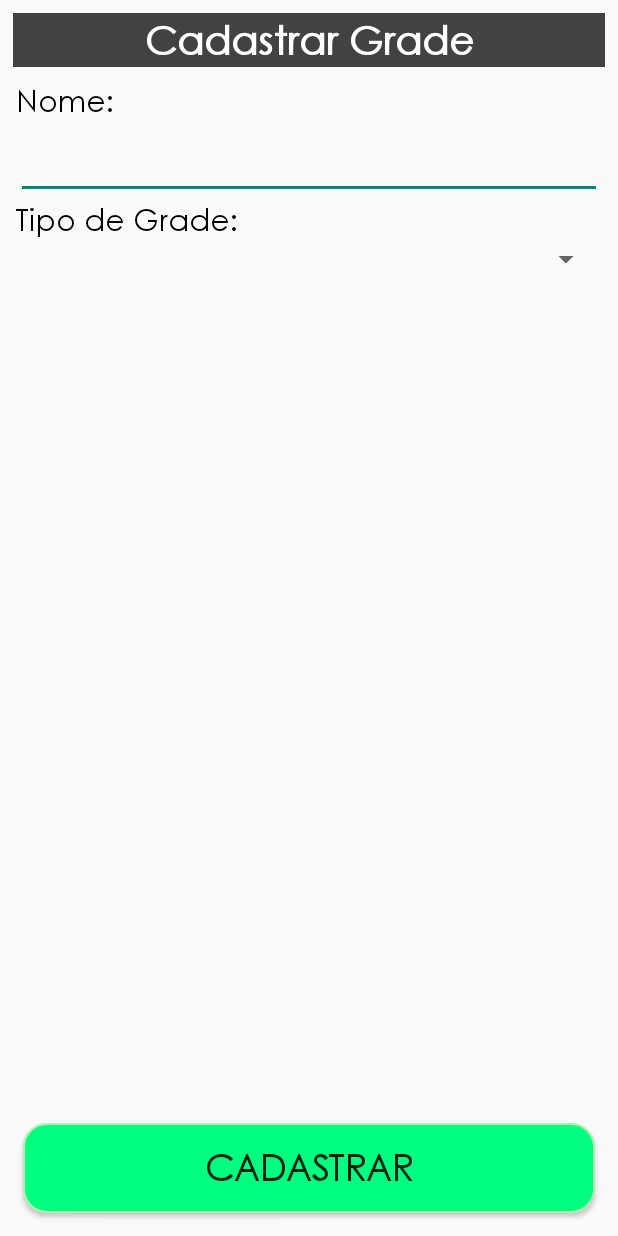
After one commit to jfpsb/Contador, an Android app: the layout activity_cadastrar_grade.xml on its own in the app's theme, with its tools: preview values and no code run, on a phone screen of 412 x 824 dp. The commit adds this screen. Run offline under Robolectric (Android 15) with nearby library versions, the phone set to English and light mode, and no system bars.

Commit message:
Tela de cadastrar grade

```diff
--- a/app/src/main/java/com/vandamodaintima/jfpsb/contador/view/TelaCadastro.java
+++ b/app/src/main/java/com/vandamodaintima/jfpsb/contador/view/TelaCadastro.java
@@ -18,12 +18,6 @@ import com.vandamodaintima.jfpsb.contador.view.interfaces.PesquisarView;
 public abstract class TelaCadastro extends Fragment implements CadastrarView {
     protected View telaCadastroView;
     protected ConexaoBanco conexaoBanco;
-
-    @Nullable
-    @Override
-    public View onCreateView(@NonNull LayoutInflater inflater, @Nullable ViewGroup container, @Nullable Bundle savedInstanceState) {
-        return super.onCreateView(inflater, container, savedInstanceState);
-    }
 
     @Override
     public void onDestroy() {
--- a/app/src/main/java/com/vandamodaintima/jfpsb/contador/view/loja/CadastrarLoja.java
+++ b/app/src/main/java/com/vandamodaintima/jfpsb/contador/view/loja/CadastrarLoja.java
@@ -32,8 +32,7 @@ public class CadastrarLoja extends TelaCadastro {
     private CadastrarLojaController controller;
 
     @Override
-    public View onCreateView(LayoutInflater inflater, final ViewGroup container,
-                             Bundle savedInstanceState) {
+    public View onCreateView(LayoutInflater inflater, final ViewGroup container, Bundle savedInstanceState) {
         View viewInflate = inflater.inflate(R.layout.fragment_cadastrar_loja, container, false);
 
         conexaoBanco = new ConexaoBanco(getContext());
--- /dev/null
+++ b/app/src/main/res/layout/activity_cadastrar_grade.xml
@@ -0,0 +1,84 @@
+<?xml version="1.0" encoding="utf-8"?>
+<RelativeLayout xmlns:android="http://schemas.android.com/apk/res/android"
+    android:layout_width="match_parent"
+    android:layout_height="match_parent"
+    android:layout_margin="5dip">
+
+    <TextView
+        android:id="@+id/txtInserirGradeProduto"
+        android:layout_width="match_parent"
+        android:layout_height="wrap_content"
+        android:layout_alignParentTop="true"
+        android:layout_margin="3sp"
+        android:background="@color/cardview_dark_background"
+        android:gravity="center_horizontal"
+        android:text="@string/cadastrar_nova_grade"
+        android:textColor="#fff"
+        android:textSize="26sp"
+        android:textStyle="bold" />
+
+    <TableLayout
+        android:id="@+id/tableLayout"
+        android:layout_width="match_parent"
+        android:layout_height="wrap_content"
+        android:layout_below="@+id/txtInserirGradeProduto"
+        android:layout_margin="5sp">
+
+        <TableRow>
+
+            <TextView
+                android:layout_width="match_parent"
+                android:layout_height="wrap_content"
+                android:layout_weight="1"
+                android:text="@string/nome_dois_pontos"
+                android:textSize="20sp" />
+        </TableRow>
+
+        <TableRow>
+
+            <EditText
+                android:id="@+id/txtNome"
+                android:layout_width="match_parent"
+                android:layout_height="wrap_content"
+                android:layout_marginTop="5sp"
+                android:layout_weight="1"
+                android:autofillHints="no"
+                android:inputType="text"
+                android:textSize="18sp" />
+        </TableRow>
+
+        <TableRow>
+
+            <TextView
+                android:layout_width="match_parent"
+                android:layout_height="wrap_content"
+                android:layout_weight="1"
+                android:text="@string/tipo_grade_dois_pontos"
+                android:textSize="20sp" />
+        </TableRow>
+
+        <TableRow>
+
+            <Spinner
+                android:id="@+id/spinnerTipoGrade"
+                android:layout_width="match_parent"
+                android:layout_height="wrap_content"
+                android:layout_weight="1"
+                android:gravity="center_vertical"
+                android:layout_gravity="center_vertical"/>
+        </TableRow>
+    </TableLayout>
+
+    <RelativeLayout
+        android:layout_width="match_parent"
+        android:layout_height="match_parent"
+        android:fitsSystemWindows="true"
+        android:gravity="bottom">
+
+        <Button
+            android:id="@+id/btnCadastrar"
+            style="@style/BtnGreen"
+            android:text="@string/cadastrar" />
+
+    </RelativeLayout>
+</RelativeLayout>
--- a/app/src/main/res/values/strings.xml
+++ b/app/src/main/res/values/strings.xml
@@ -90,4 +90,6 @@
     <string name="grade">Grade</string>
     <string name="tipo_grade">Tipo de Grade</string>
     <string name="numero_de_grades">Nº de Grades:</string>
+    <string name="inserir_tipo_grade">Inserir Tipo de Grade</string>
+    <string name="cadastrar_nova_grade">Cadastrar Grade</string>
 </resources>
```
Also changed, not shown: app/src/main/java/com/vandamodaintima/jfpsb/contador/controller/grade/CadastrarGradeController.java (added, +58 -0 lines), app/src/main/java/com/vandamodaintima/jfpsb/contador/view/grade/CadastrarGrade.java (added, +83 -0 lines), app/src/main/res/layout/activity_cadastrar_tipo_grade.xml (added, +63 -0 lines).
